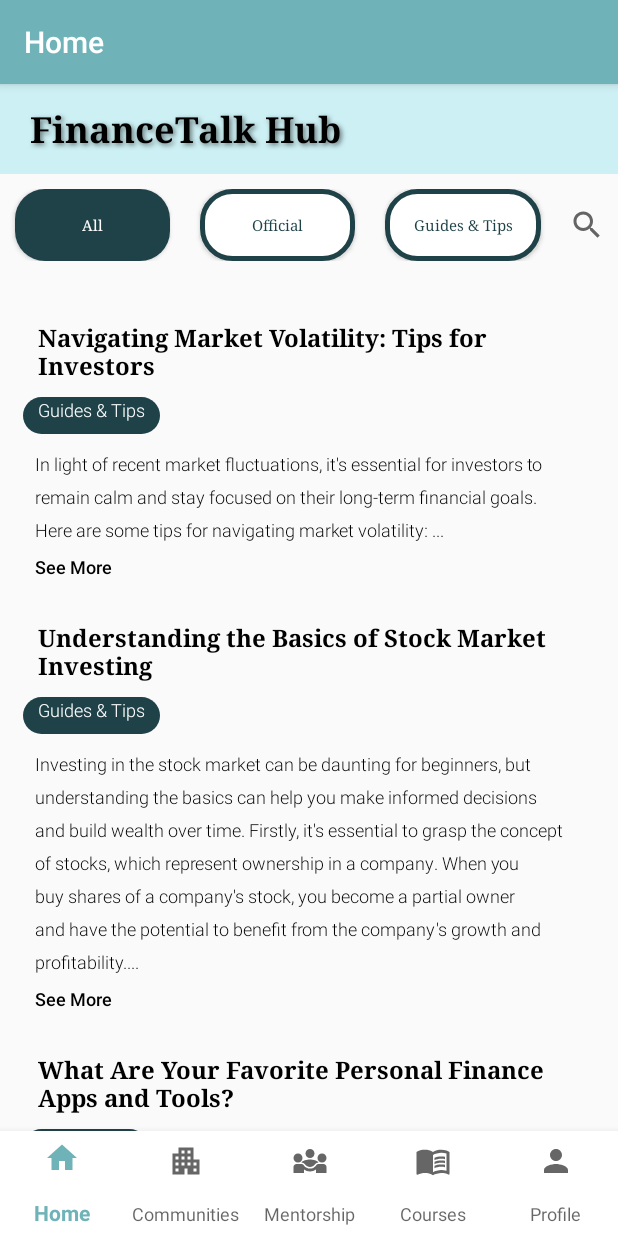
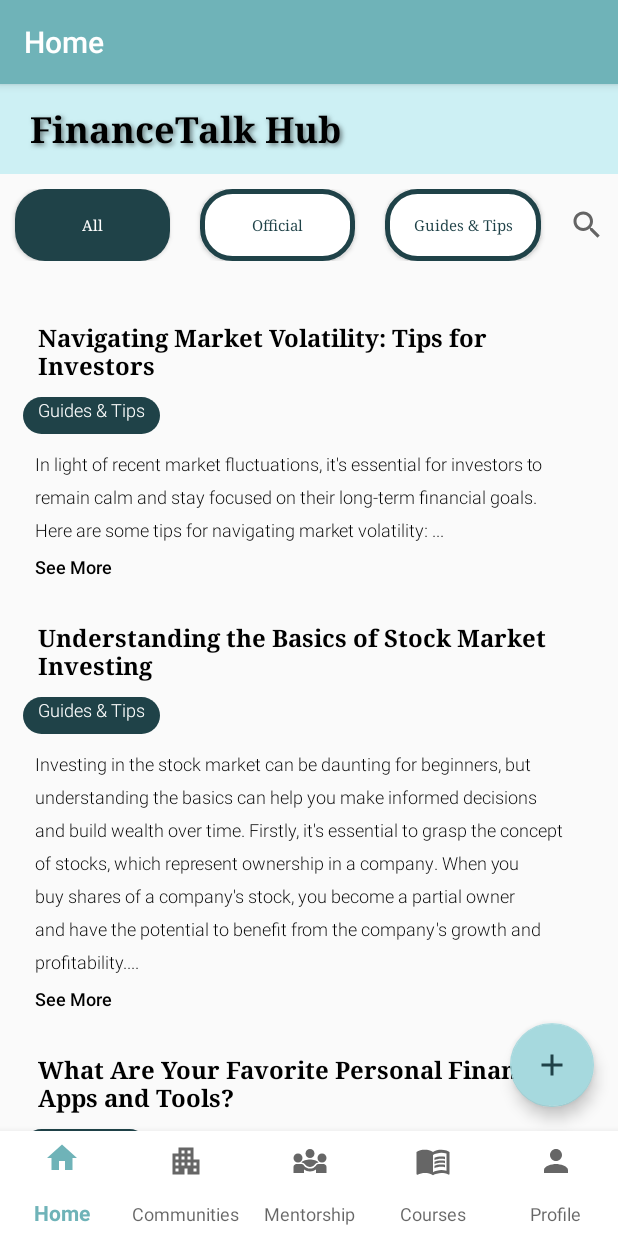
Before and after one commit to LorXinHui/GCR2.0, an Android app: the fragment FragmentNews placed in its activity, on a phone screen of 412 x 824 dp. Run offline under Robolectric (Android 15) with nearby library versions, the phone set to English and light mode, and no system bars.

Commit message:
Added a FAB in community_news

```diff
--- /dev/null
+++ b/MyApplication/app/src/main/res/drawable/baseline_add_24.xml
@@ -0,0 +1,5 @@
+<vector xmlns:android="http://schemas.android.com/apk/res/android" android:height="24dp" android:tint="#1F4248" android:viewportHeight="24" android:viewportWidth="24" android:width="24dp">
+
+    <path android:fillColor="@android:color/white" android:pathData="M19,13h-6v6h-2v-6H5v-2h6V5h2v6h6v2z"/>
+
+</vector>
--- a/MyApplication/app/src/main/res/layout/community_news.xml
+++ b/MyApplication/app/src/main/res/layout/community_news.xml
@@ -23,9 +23,9 @@
         android:textSize="24sp"
         android:textStyle="bold"
         android:typeface="monospace"
-        app:layout_constraintTop_toTopOf="parent"
+        app:layout_constraintEnd_toEndOf="parent"
         app:layout_constraintStart_toStartOf="parent"
-        app:layout_constraintEnd_toEndOf="parent"/>
+        app:layout_constraintTop_toTopOf="parent" />
 
     <LinearLayout
         android:id="@+id/filter"
@@ -90,18 +90,38 @@
             android:layout_marginStart="10dp"
             android:layout_marginEnd="10dp"
             android:layout_weight="1"
-            android:elevation="4dp"/>
+            android:elevation="4dp" />
 
     </LinearLayout>
 
     <androidx.recyclerview.widget.RecyclerView
         android:id="@+id/news_list"
         android:layout_width="match_parent"
-        android:layout_height="wrap_content"
+        android:layout_height="0dp"
         android:paddingTop="10dp"
         app:layout_constraintEnd_toEndOf="parent"
         app:layout_constraintStart_toStartOf="parent"
-        app:layout_constraintTop_toBottomOf="@id/filter" />
+        app:layout_constraintTop_toBottomOf="@id/filter"
+        app:layout_constraintBottom_toBottomOf="parent"/>
 
+    <com.google.android.material.floatingactionbutton.FloatingActionButton
+        android:id="@+id/add_fab"
+        android:layout_width="wrap_content"
+        android:layout_height="wrap_content"
+        android:layout_gravity="end"
+        android:layout_marginEnd="16dp"
+        android:layout_marginBottom="16dp"
+        android:src="@drawable/baseline_add_24"
+        app:backgroundTint="@color/teal_3"
+        app:fabSize="normal"
+        app:layout_constraintBottom_toBottomOf="parent"
+        app:layout_constraintEnd_toEndOf="parent" />
+
+    <androidx.constraintlayout.widget.Guideline
+        android:id="@+id/guideline3"
+        android:layout_width="wrap_content"
+        android:layout_height="wrap_content"
+        android:orientation="horizontal"
+        app:layout_constraintGuide_end="75dp" />
 
 </androidx.constraintlayout.widget.ConstraintLayout>
```
Also changed, not shown: MyApplication/app/src/main/res/layout/fragment_community_news.xml (deleted, +0 -14 lines), MyApplication/app/src/main/res/layout/fragment_mentorship.xml (+5 -3 lines).
